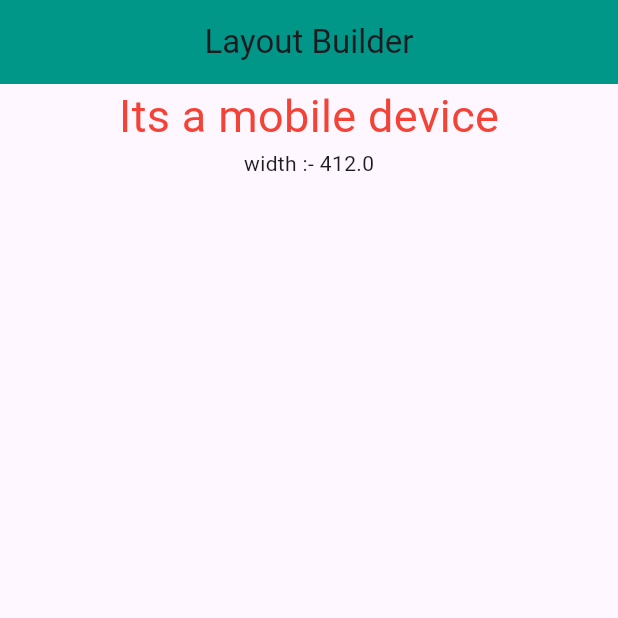
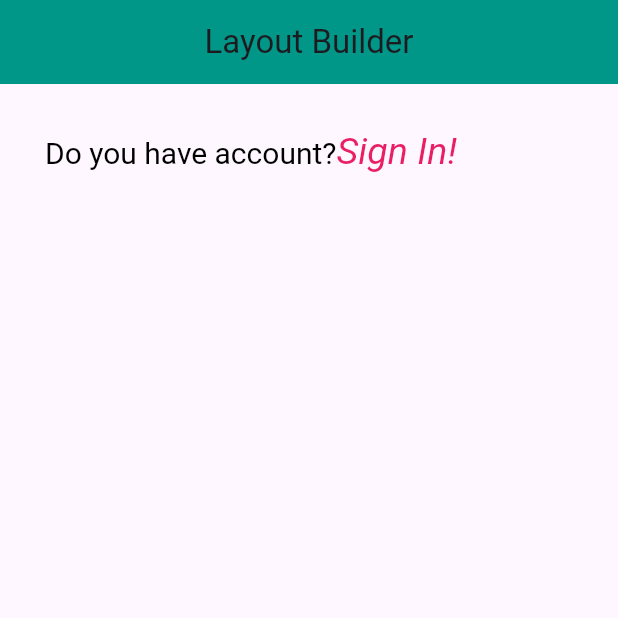
Before and after one commit to shamim2810/flutter_project, a Flutter app: the screen it shows after launch, on a phone screen of 412 x 824 dp, the top half of it. Run offline on Flutter 3.47's test engine with Material 3 defaults, Android fonts, the phone set to English and light mode, and no system bars.

Commit message:
Rich-Text

```diff
--- a/lib/main.dart
+++ b/lib/main.dart
@@ -29,51 +29,29 @@ class HomePage extends StatelessWidget {
       ),
 
       body: SafeArea(
-          child: Center(
-            child: LayoutBuilder(
-              builder: (context, contrain){
-                final width = contrain.maxWidth;
-                final height = contrain.maxHeight;
-                if(width < 600){
-                  return Column(
-                    children: [
-                      Text('Its a mobile device',
-                        style: TextStyle(
-                          fontSize: 30,
-                          color: Colors.red,
-                      ),
-                      ),
-                      Text('width :- $width'),
-                    ],
-                  );
-                }else if(width < 900 && width > 600){
-                  return Column(
-                    children: [
-                      Text('Its a Tablet device',
-                        style: TextStyle(
-                          fontSize: 30,
-                          color: Colors.deepPurple,
-                        ),
-                      ),
-                      Text('width :- $width')
-                    ],
-                  );
-                }else{
-                  return Column(
-                    children: [
-                      Text('Its a Desktop device',
-                        style: TextStyle(
-                          fontSize: 30,
-                          color: Colors.pink,
-                        ),
-                      ),
-                      Text('width :- $width'),
-                    ],
-                  );
-                }
-              }
+          child: Padding(
+            padding: const EdgeInsets.all(30.0),
+            child: RichText(
+                text: TextSpan(
+                  text: 'Do you have account?',
+                  style: TextStyle(
+                    fontSize: 20,
+                    color: Colors.black,
+                  ),
+                  children: <TextSpan>[
+                    TextSpan(
+                      text: 'Sign In!',
+                      style: TextStyle(
+                        color: Colors.pink,
+                        fontSize: 25,
+                        fontStyle: FontStyle.italic,
+                      )
+                    )
+                  ]
+                ),
+
             ),
-          ),
+          )
       ),
     );
   }
```
